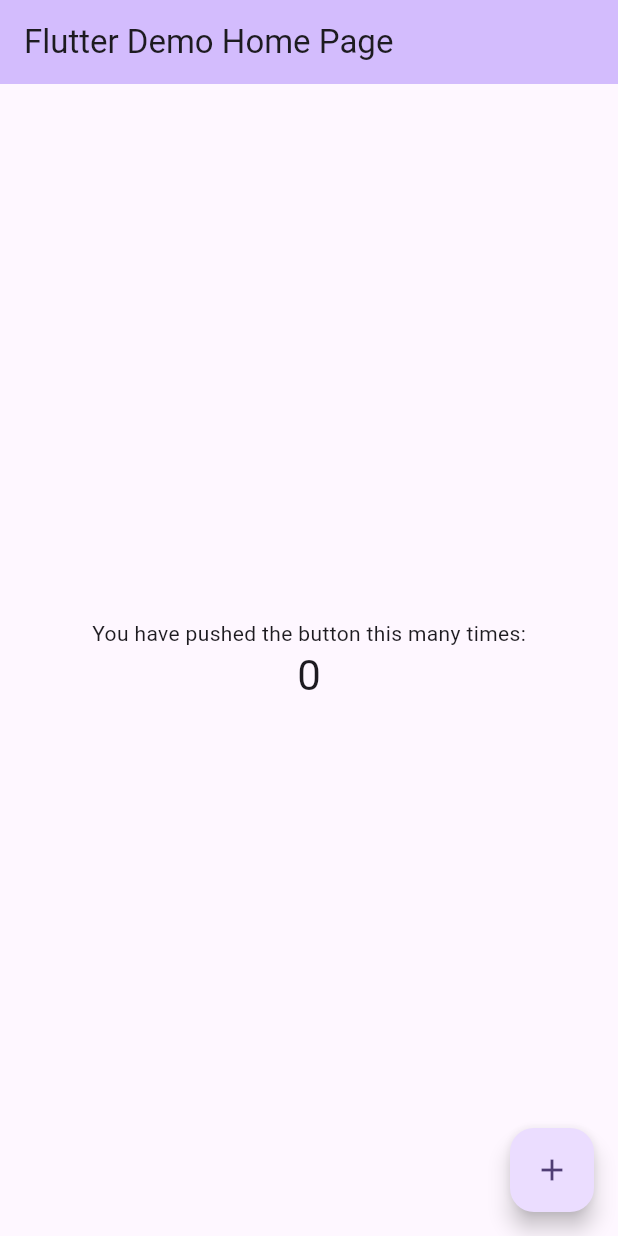
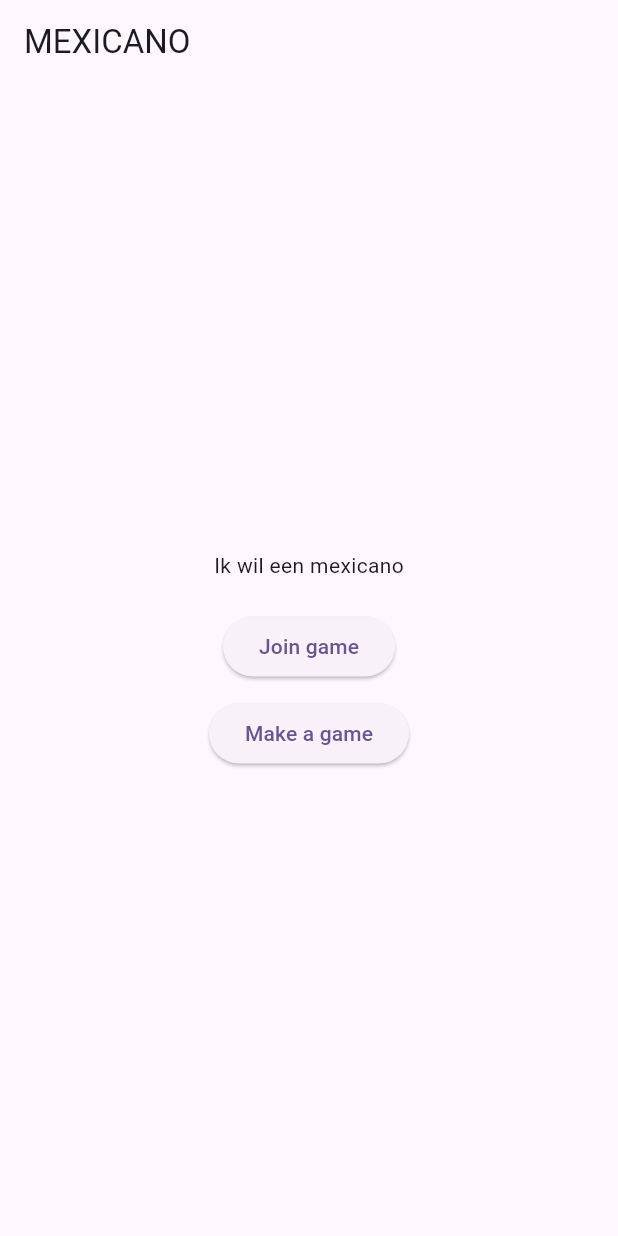
Before and after one commit to kinggeert/truth_or_drink, a Flutter app: the screen it shows after launch, on a phone screen of 412 x 824 dp. Run offline on Flutter 3.47's test engine with Material 3 defaults, Android fonts, the phone set to English and light mode, and no system bars.

Commit message:
Make basic pages

```diff
--- a/lib/main.dart
+++ b/lib/main.dart
@@ -1,4 +1,5 @@
 import 'package:flutter/material.dart';
+import 'package:truth_or_drink/pages/home_page.dart';
 
 void main() {
   runApp(const MyApp());
@@ -13,110 +14,9 @@ class MyApp extends StatelessWidget {
     return MaterialApp(
       title: 'Flutter Demo',
       theme: ThemeData(
-        // This is the theme of your application.
-        //
-        // TRY THIS: Try running your application with "flutter run". You'll see
-        // the application has a purple toolbar. Then, without quitting the app,
-        // try changing the seedColor in the colorScheme below to Colors.green
-        // and then invoke "hot reload" (save your changes or press the "hot
-        // reload" button in a Flutter-supported IDE, or press "r" if you used
-        // the command line to start the app).
-        //
-        // Notice that the counter didn't reset back to zero; the application
-        // state is not lost during the reload. To reset the state, use hot
-        // restart instead.
-        //
-        // This works for code too, not just values: Most code changes can be
-        // tested with just a hot reload.
         colorScheme: ColorScheme.fromSeed(seedColor: Colors.deepPurple),
       ),
-      home: const MyHomePage(title: 'Flutter Demo Home Page'),
+      home: const HomePage(),
     );
   }
 }
-
-class MyHomePage extends StatefulWidget {
-  const MyHomePage({super.key, required this.title});
-
-  // This widget is the home page of your application. It is stateful, meaning
-  // that it has a State object (defined below) that contains fields that affect
-  // how it looks.
-
-  // This class is the configuration for the state. It holds the values (in this
-  // case the title) provided by the parent (in this case the App widget) and
-  // used by the build method of the State. Fields in a Widget subclass are
-  // always marked "final".
-
-  final String title;
-
-  @override
-  State<MyHomePage> createState() => _MyHomePageState();
-}
-
-class _MyHomePageState extends State<MyHomePage> {
-  int _counter = 0;
-
-  void _incrementCounter() {
-    setState(() {
-      // This call to setState tells the Flutter framework that something has
-      // changed in this State, which causes it to rerun the build method below
-      // so that the display can reflect the updated values. If we changed
-      // _counter without calling setState(), then the build method would not be
-      // called again, and so nothing would appear to happen.
-      _counter++;
-    });
-  }
-
-  @override
-  Widget build(BuildContext context) {
-    // This method is rerun every time setState is called, for instance as done
-    // by the _incrementCounter method above.
-    //
-    // The Flutter framework has been optimized to make rerunning build methods
-    // fast, so that you can just rebuild anything that needs updating rather
-    // than having to individually change instances of widgets.
-    return Scaffold(
-      appBar: AppBar(
-        // TRY THIS: Try changing the color here to a specific color (to
-        // Colors.amber, perhaps?) and trigger a hot reload to see the AppBar
-        // change color while the other colors stay the same.
-        backgroundColor: Theme.of(context).colorScheme.inversePrimary,
-        // Here we take the value from the MyHomePage object that was created by
-        // the App.build method, and use it to set our appbar title.
-        title: Text(widget.title),
-      ),
-      body: Center(
-        // Center is a layout widget. It takes a single child and positions it
-        // in the middle of the parent.
-        child: Column(
-          // Column is also a layout widget. It takes a list of children and
-          // arranges them vertically. By default, it sizes itself to fit its
-          // children horizontally, and tries to be as tall as its parent.
-          //
-          // Column has various properties to control how it sizes itself and
-          // how it positions its children. Here we use mainAxisAlignment to
-          // center the children vertically; the main axis here is the vertical
-          // axis because Columns are vertical (the cross axis would be
-          // horizontal).
-          //
-          // TRY THIS: Invoke "debug painting" (choose the "Toggle Debug Paint"
-          // action in the IDE, or press "p" in the console), to see the
-          // wireframe for each widget.
-          mainAxisAlignment: MainAxisAlignment.center,
-          children: <Widget>[
-            const Text('You have pushed the button this many times:'),
-            Text(
-              '$_counter',
-              style: Theme.of(context).textTheme.headlineMedium,
-            ),
-          ],
-        ),
-      ),
-      floatingActionButton: FloatingActionButton(
-        onPressed: _incrementCounter,
-        tooltip: 'Increment',
-        child: const Icon(Icons.add),
-      ), // This trailing comma makes auto-formatting nicer for build methods.
-    );
-  }
-}
--- /dev/null
+++ b/lib/pages/home_page.dart
@@ -0,0 +1,38 @@
+import 'package:flutter/material.dart';
+import 'package:truth_or_drink/pages/join_page.dart';
+
+class HomePage extends StatelessWidget {
+  const HomePage({super.key});
+
+  @override
+  Widget build(BuildContext context) {
+    return Scaffold(
+      appBar: AppBar(title: Text("MEXICANO")),
+      body: Center(
+        child: Column(
+          mainAxisSize: MainAxisSize.min,
+          children: [
+            Text("Ik wil een mexicano"),
+            const SizedBox(height: 20),
+            ElevatedButton(
+              onPressed: () {
+                Navigator.push(
+                  context,
+                  MaterialPageRoute(builder: (_) => const JoinPage()),
+                );
+              },
+              child: Text("Join game"),
+            ),
+            const SizedBox(height: 10),
+            ElevatedButton(
+              onPressed: () {
+                print("Button 2 Pressed");
+              },
+              child: Text("Make a game"),
+            ),
+          ],
+        ),
+      ),
+    );
+  }
+}
--- /dev/null
+++ b/lib/pages/join_page.dart
@@ -0,0 +1,10 @@
+import 'package:flutter/material.dart';
+
+class JoinPage extends StatelessWidget {
+  const JoinPage({super.key});
+
+  @override
+  Widget build(BuildContext context) {
+    return Scaffold(appBar: AppBar(title: Text("Join")));
+  }
+}
```
